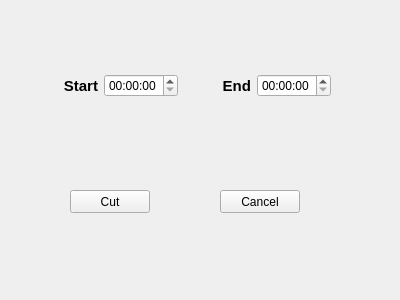
Aghas1/VideoEditor, file videocut.ui: the form before one commit.
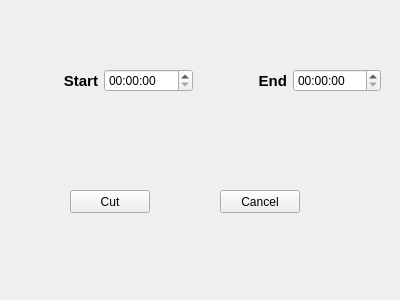
The form after the commit.

```diff
--- a/videocut.ui
+++ b/videocut.ui
@@ -39,15 +39,17 @@
     <string>Cancel</string>
    </property>
   </widget>
-  <widget class="QWidget" name="">
+  <widget class="QWidget" name="verticalLayoutWidget">
    <property name="geometry">
     <rect>
-     <x>30</x>
-     <y>70</y>
-     <width>301</width>
-     <height>31</height>
+     <x>10</x>
+     <y>20</y>
+     <width>371</width>
+     <height>121</height>
     </rect>
    </property>
+   <layout class="QVBoxLayout" name="verticalLayout">
+    <item>
    <layout class="QHBoxLayout" name="horizontalLayout">
     <item>
      <widget class="QLabel" name="label">
@@ -91,6 +93,8 @@
     </item>
     <item>
      <widget class="QTimeEdit" name="timeEdit_2"/>
+      </item>
+     </layout>
     </item>
    </layout>
   </widget>
```
Lines whose indentation alone changed are shown as unchanged.
